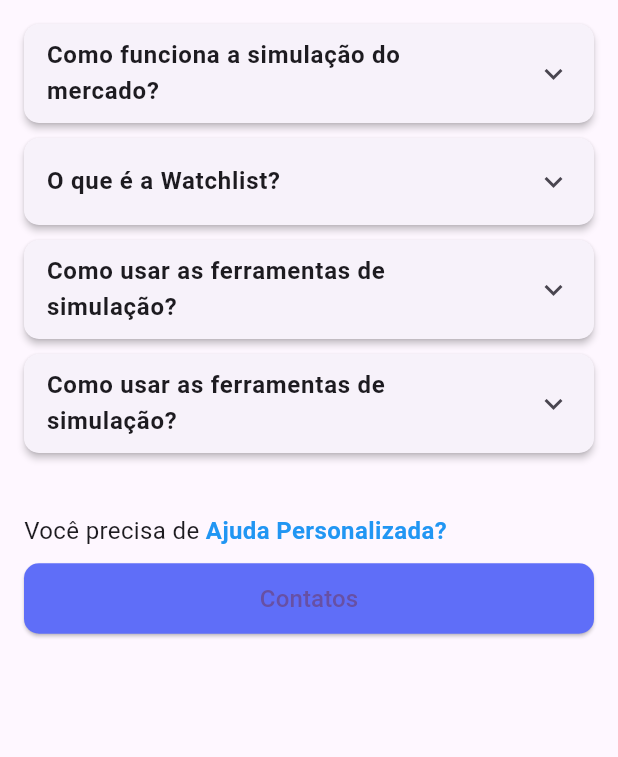
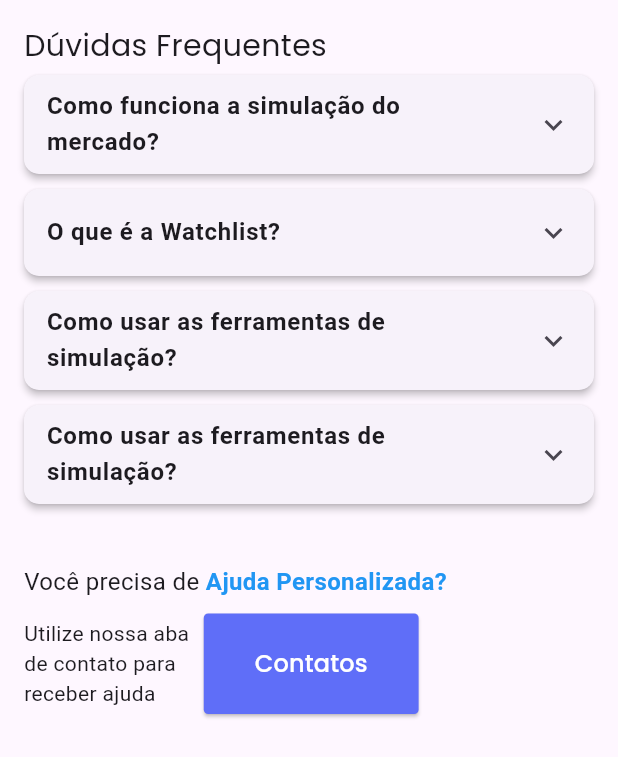
Before and after one commit to MauricioReisdoefer/rendify-frontend, a Flutter app: the DuvidasFrequentesPage screen opened directly, on a phone screen of 412 x 824 dp. Shown: the top 757 px of the screen. Run offline on Flutter 3.47's test engine with Material 3 defaults, Android fonts, the phone set to English and light mode, and no system bars; our stand-ins replace google_fonts.

Commit message:
Página de dúvidas atualizadas

```diff
--- a/lib/screens/duvidas_screen.dart
+++ b/lib/screens/duvidas_screen.dart
@@ -1,4 +1,5 @@
 import 'package:flutter/material.dart';
+import 'package:google_fonts/google_fonts.dart';
 
 class DuvidasFrequentesPage extends StatelessWidget {
   const DuvidasFrequentesPage({super.key});
@@ -9,6 +10,8 @@ class DuvidasFrequentesPage extends StatelessWidget {
       body: ListView(
         padding: const EdgeInsets.all(16),
         children: [
+          Text("Dúvidas Frequentes", style: GoogleFonts.poppins(fontSize: 20),),
+          SizedBox(height: 5,),
           const FAQTile(
             question: 'Como funciona a simulação do mercado?',
             answer: 'Com base em registros passados, o simulador ira acelerar a variação da ação para fins de aprendizado'),
@@ -38,6 +41,10 @@ class DuvidasFrequentesPage extends StatelessWidget {
             style: TextStyle(fontSize: 16),
           ),
           const SizedBox(height: 10),
+          Row(
+            children: [
+              Text("Utilize nossa aba \nde contato para \nreceber ajuda"),
+              SizedBox(width: 6,),
               ElevatedButton(
                 onPressed: () {
                 },
@@ -45,10 +52,15 @@ class DuvidasFrequentesPage extends StatelessWidget {
                   backgroundColor: const Color(0xFF5F6EF8),
                   padding: const EdgeInsets.symmetric(horizontal: 24, vertical: 12),
                   shape: RoundedRectangleBorder(
-                borderRadius: BorderRadius.circular(10),
+                    borderRadius: BorderRadius.circular(3),
                   ),
                 ),
-            child: const Text('Contatos', style: TextStyle(fontSize: 16)),
+                child: Padding(
+                  padding: const EdgeInsets.all(10.0),
+                  child: Text('Contatos', style: GoogleFonts.poppins(fontSize: 16, color: Colors.white)),
+                ),
+              ),
+            ],
           ),],
       ),
     );
```
Lines whose indentation alone changed are shown as unchanged.
